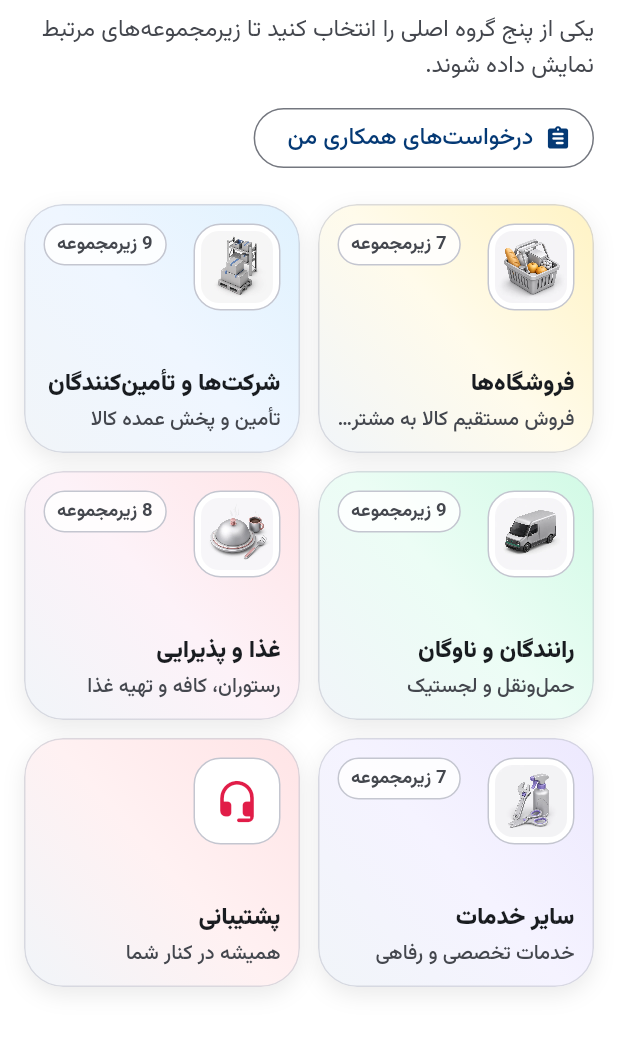
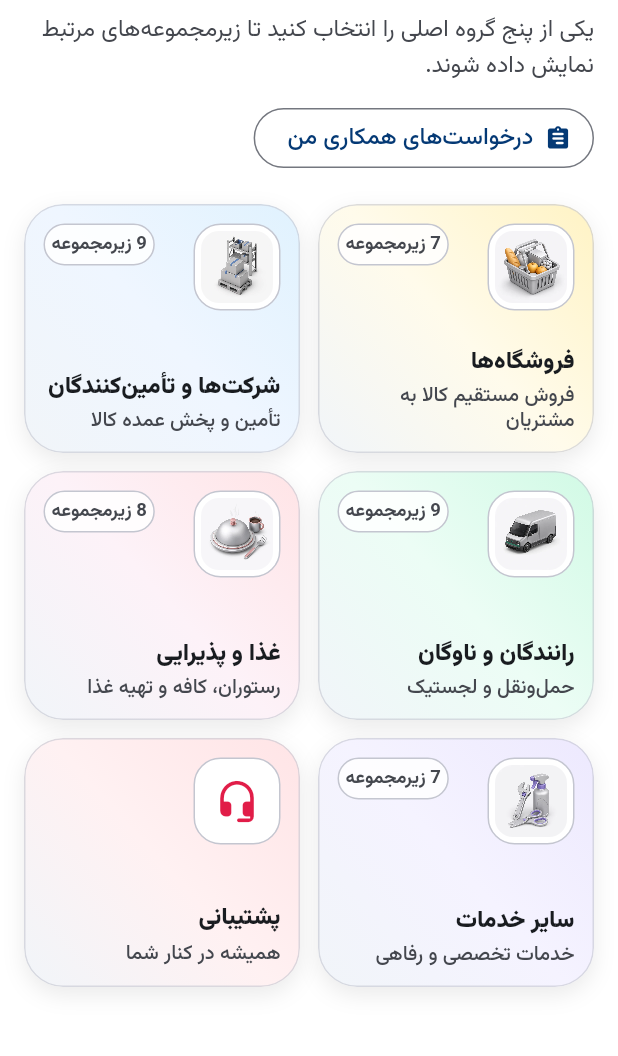
Before and after one commit to alirezatic/address-flutter, a Flutter app: the AddressPartnersScreen screen opened by its route, on a phone screen of 412 x 824 dp, the part 162-1218 px from its top. Run offline on Flutter 3.47's test engine with Material 3 defaults, Android fonts, the phone set to English and light mode, and no system bars; our stand-ins replace camera, country_picker, dio, flutter_map, flutter_secure_storage, go_router and 6 more; accounts and stored records are empty; statements that could not run were skipped.

Commit message:
fix: prevent partner category card text truncation

```diff
--- a/lib/features/partners/presentation/widgets/partner_category_card.dart
+++ b/lib/features/partners/presentation/widgets/partner_category_card.dart
@@ -66,7 +66,7 @@ class PartnerCategoryCard extends StatelessWidget {
               Flexible(
                 child: Container(
                   padding: const EdgeInsets.symmetric(
-                    horizontal: AppSpacingTokens.small,
+                    horizontal: AppSpacingTokens.xSmall,
                     vertical: AppSpacingTokens.xSmall,
                   ),
                   decoration: BoxDecoration(
@@ -74,15 +74,18 @@ class PartnerCategoryCard extends StatelessWidget {
                     borderRadius: BorderRadius.circular(AppRadiusTokens.pill),
                     border: Border.all(color: colors.outlineVariant),
                   ),
+                  child: FittedBox(
+                    fit: BoxFit.scaleDown,
+                    alignment: AlignmentDirectional.center,
                     child: Text(
                       localizations.partnersSubcategoryCount(
                         category.items.length,
                       ),
                       maxLines: 1,
-                    overflow: TextOverflow.ellipsis,
                       style: theme.textTheme.labelSmall?.copyWith(
                         color: colors.onSurfaceVariant,
                         fontWeight: FontWeight.w700,
+                      ),
                     ),
                   ),
                 ),
@@ -99,20 +102,24 @@ class PartnerCategoryCard extends StatelessWidget {
                   children: <Widget>[
                     Text(
                       category.id.title(localizations),
-                      maxLines: 1,
+                      maxLines: 2,
+                      softWrap: true,
                       overflow: TextOverflow.ellipsis,
                       style: theme.textTheme.titleSmall?.copyWith(
                         color: colors.onSurface,
                         fontWeight: FontWeight.w900,
+                        height: 1.2,
                       ),
                     ),
                     const SizedBox(height: AppSpacingTokens.xSmall),
                     Text(
                       category.id.subtitle(localizations),
-                      maxLines: 1,
+                      maxLines: 2,
+                      softWrap: true,
                       overflow: TextOverflow.ellipsis,
                       style: theme.textTheme.labelMedium?.copyWith(
                         color: colors.onSurfaceVariant,
+                        height: 1.25,
                       ),
                     ),
                   ],
```
Lines whose indentation alone changed are shown as unchanged.
